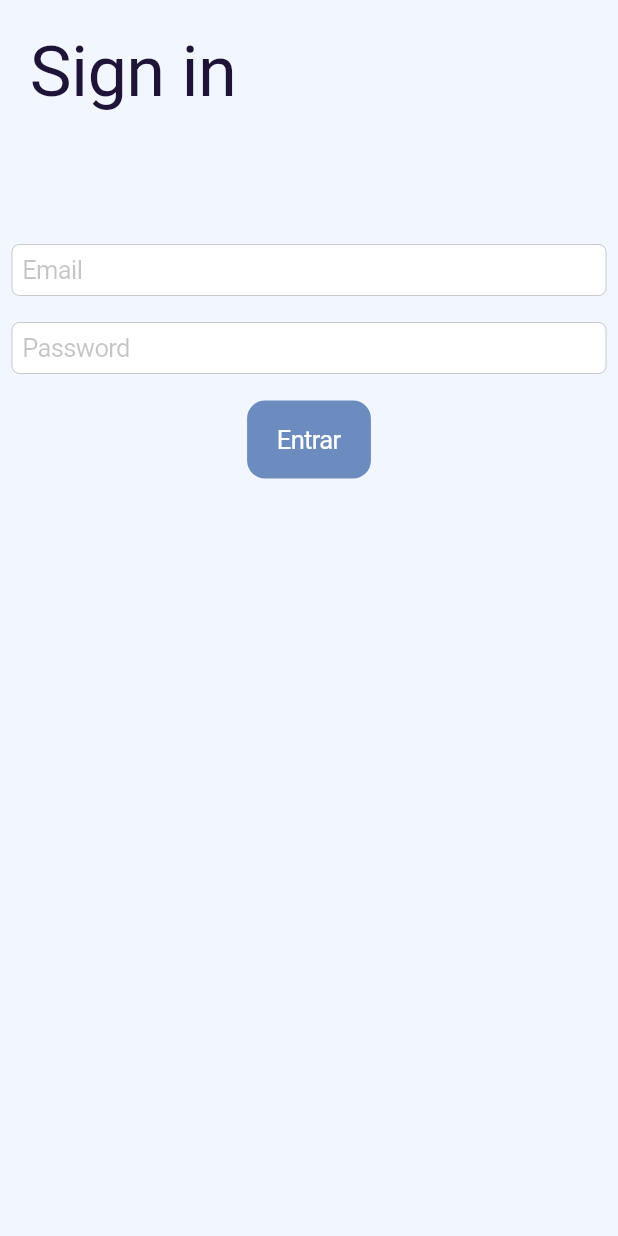
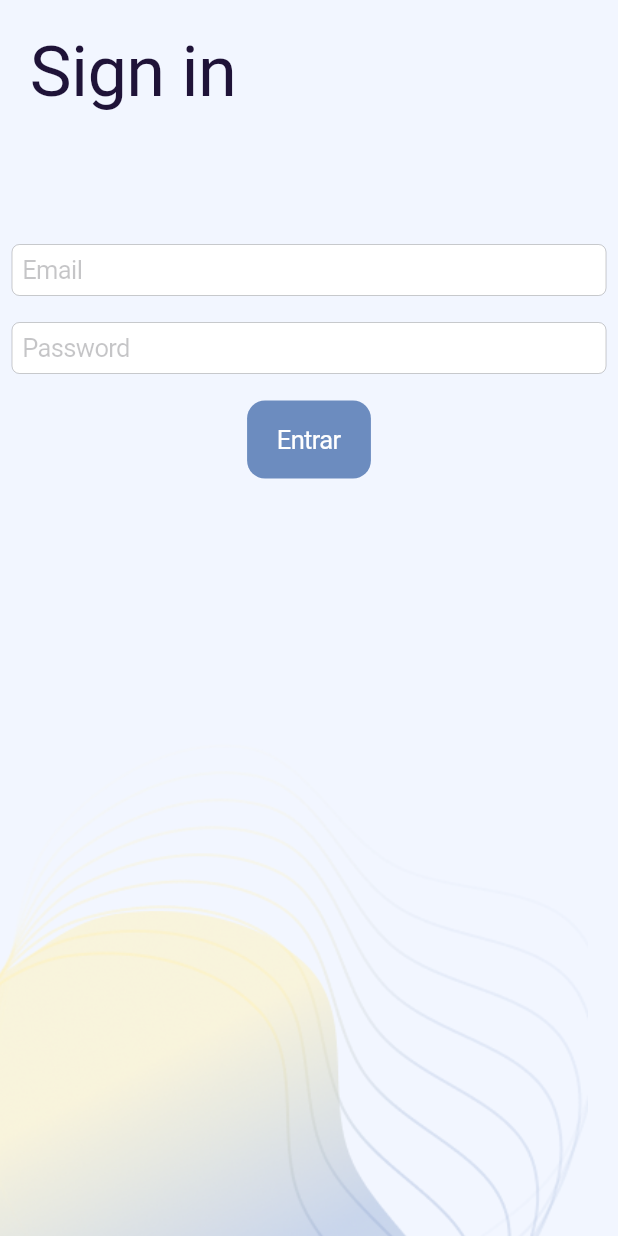
Before and after one commit to guillermoSb/proyecto_ing_software, a Flutter app: the screen it shows after launch, on a phone screen of 412 x 824 dp. Run offline on Flutter 3.47's test engine with Material 2 defaults, Android fonts, the phone set to English and light mode, and no system bars.

Commit message:
Login Screen

```diff
--- a/lib/screens/login_screen.dart
+++ b/lib/screens/login_screen.dart
@@ -29,7 +29,7 @@ class LoginScreen extends StatelessWidget {
                   ),
                   const SizedBox(height: 18),
                   CupertinoButton.filled(
-                      child: Text('Entrar'),
+                      child: const Text('Entrar'),
                       onPressed: () {
                         Navigator.pushReplacement(
                             context,
@@ -42,6 +42,14 @@ class LoginScreen extends StatelessWidget {
                 mainAxisSize: MainAxisSize.max,
               ),
             ),
+            Expanded(
+              child: Align(
+                child: Transform.translate(
+                    offset: const Offset(-20, 50),
+                    child: Image.asset('assets/images/blob01.png')),
+                alignment: Alignment.bottomLeft,
+              ),
+            )
           ],
         ),
       ),
```
Also changed, not shown: pubspec.yaml (+3 -6 lines), assets/images/blob01.png (added).
